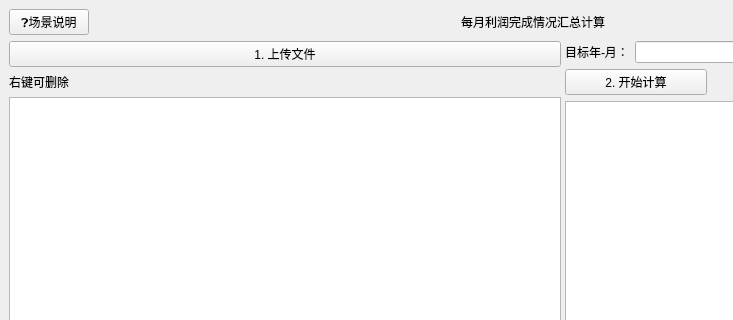
Qt form lwx_project/client/ui/monthly_profit.ui (Cookie-HOO/lwx_project) before a commit; both pictures show x 0 to 733 and y 0 to 320 of the 1161 by 865 pixel window.
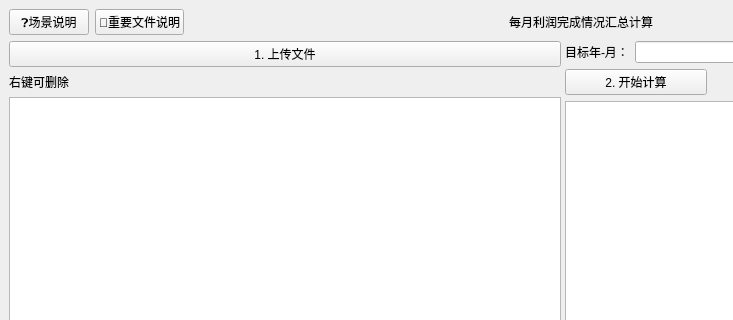
The same form after that commit.

Diff of the .ui file:
```diff
--- a/lwx_project/client/ui/monthly_profit.ui
+++ b/lwx_project/client/ui/monthly_profit.ui
@@ -30,6 +30,13 @@
         </property>
        </widget>
       </item>
+      <item>
+       <widget class="QPushButton" name="help_file_button">
+        <property name="text">
+         <string>📄重要文件说明</string>
+        </property>
+       </widget>
+      </item>
       <item>
        <spacer name="horizontalSpacer_7">
         <property name="orientation">
```
